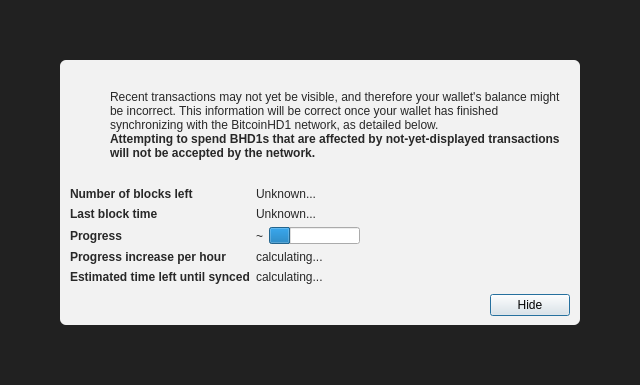
The window that src/qt/forms/modaloverlay.ui (bhdone/btchd) describes before a commit, drawn with Qt 5.
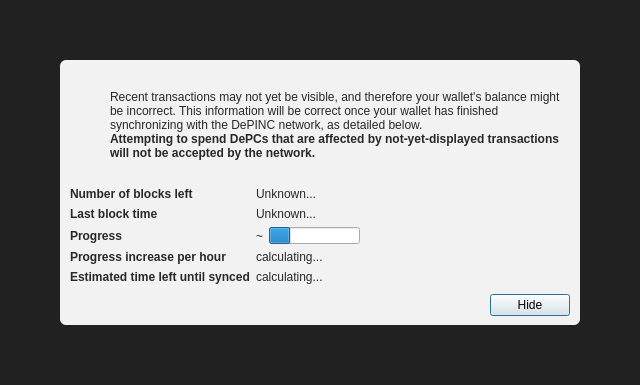
The same window after the commit. Icons and pictures are not drawn. Custom widgets are drawn as their Qt base class.

Commit message: Rename to DePINC.

```diff
--- a/src/qt/forms/modaloverlay.ui
+++ b/src/qt/forms/modaloverlay.ui
@@ -130,7 +130,7 @@
              <item>
               <widget class="QLabel" name="infoText">
                <property name="text">
-                <string>Recent transactions may not yet be visible, and therefore your wallet's balance might be incorrect. This information will be correct once your wallet has finished synchronizing with the BitcoinHD1 network, as detailed below.</string>
+                <string>Recent transactions may not yet be visible, and therefore your wallet's balance might be incorrect. This information will be correct once your wallet has finished synchronizing with the DePINC network, as detailed below.</string>
                </property>
                <property name="textFormat">
                 <enum>Qt::RichText</enum>
@@ -149,7 +149,7 @@
                 </font>
                </property>
                <property name="text">
-                <string>Attempting to spend BHD1s that are affected by not-yet-displayed transactions will not be accepted by the network.</string>
+                <string>Attempting to spend DePCs that are affected by not-yet-displayed transactions will not be accepted by the network.</string>
                </property>
                <property name="textFormat">
                 <enum>Qt::RichText</enum>
```
The commit also changes 166 other files.
